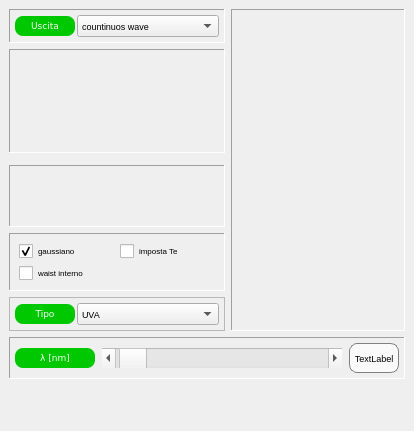
This is dockcontrols.ui in crocodile119/Laser-Studio as Qt 5 draws it before an edit. The edited form follows.
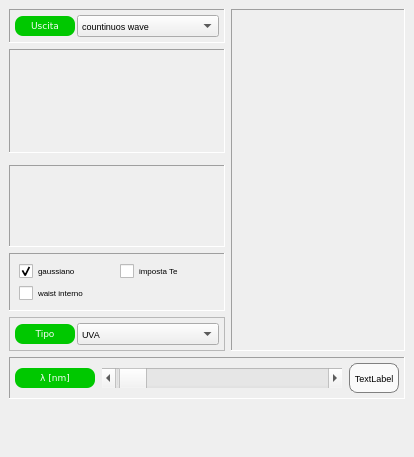
This is the edited form. Custom widgets are drawn as their Qt base class.

```diff
--- a/dockcontrols.ui
+++ b/dockcontrols.ui
@@ -7,7 +7,7 @@
     <x>0</x>
     <y>0</y>
     <width>414</width>
-    <height>431</height>
+    <height>457</height>
    </rect>
   </property>
   <property name="sizePolicy">
@@ -19,7 +19,7 @@
   <property name="minimumSize">
    <size>
     <width>414</width>
-    <height>431</height>
+    <height>457</height>
    </size>
   </property>
   <property name="maximumSize">
@@ -79,7 +79,7 @@
          <property name="minimumSize">
           <size>
            <width>100</width>
-           <height>50</height>
+           <height>70</height>
           </size>
          </property>
          <property name="font">
@@ -180,7 +180,7 @@
           </font>
          </property>
          <property name="styleSheet">
-          <string notr="true">QCheckBox{background: none}</string>
+          <string notr="true"/>
          </property>
          <property name="text">
           <string>gaussiano</string>
@@ -198,8 +198,7 @@
           </font>
          </property>
          <property name="styleSheet">
-          <string notr="true">QCheckBox{background: none}
-</string>
+          <string notr="true"/>
          </property>
          <property name="text">
           <string>imposta Te</string>
@@ -214,7 +213,7 @@
           </font>
          </property>
          <property name="styleSheet">
-          <string notr="true">QCheckBox{background: none}</string>
+          <string notr="true"/>
          </property>
          <property name="text">
           <string>waist interno</string>
```
